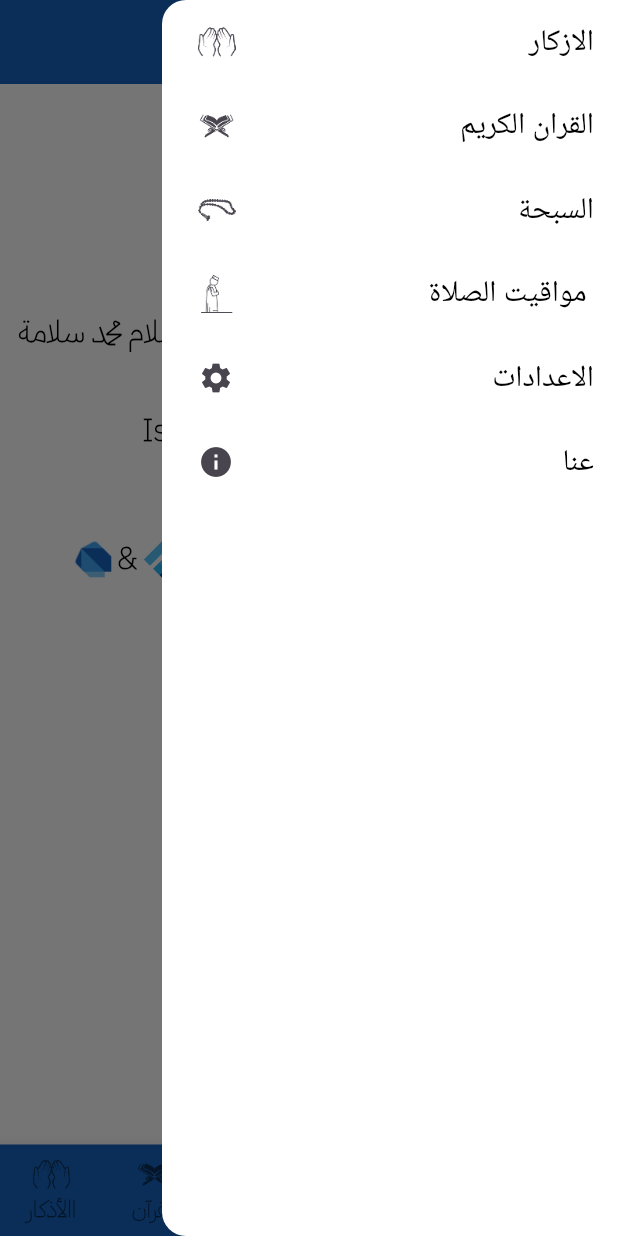
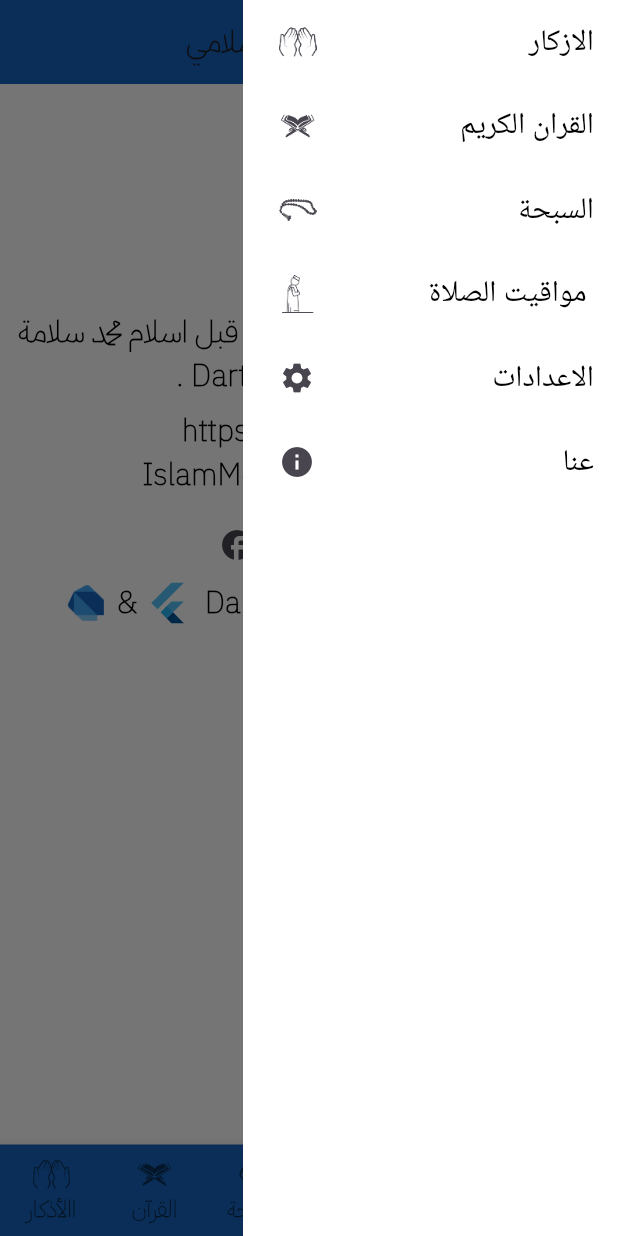
Before and after one commit to IslamMohammedSalama/Islamey, a Flutter app: the screen it shows after launch, item 6 of the bottom bar chosen, with the side drawer open, on a phone screen of 412 x 824 dp. Run offline on Flutter 3.47's test engine with Material 3 defaults, Android fonts, the phone set to English and light mode, and no system bars; our stand-ins replace flutter_colorpicker, scrollable_positioned_list, share_plus, shared_preferences; missing offline and left inert: flutter_settings_ui; network calls fail; Roboto replaces fonts that are missing (IBMPlexSansArabic-Bold).

```diff
--- a/lib/view/about.dart
+++ b/lib/view/about.dart
@@ -50,7 +50,7 @@ class _AboutPageState extends State<AboutPage> {
           },
         ),
         Text(
-          '''اسلامي \n اسلامي هو تطبيق تم تطويره من قبل اسلام محمد سلامة ''',
+          '''اسلامي \n اسلامي هو تطبيق تم تطويره من قبل اسلام محمد سلامة و باستخدام تقنية Flutter و بلغة Dart .''',
           style: TextStyle(
               color: text_color,
               fontFamily: "IBMPlexSansArabic-Thin",
@@ -117,7 +117,7 @@ class _AboutPageState extends State<AboutPage> {
           crossAxisAlignment: CrossAxisAlignment.center,
           children: [
             Image.asset("assets/icons/dart_icon.png",width: 30,height: 30),
-             Text("&",
+             Text(" & ",
               style :TextStyle(
                   fontFamily: "IBMPlexSansArabic-Thin",
                   fontSize: 20,
--- a/lib/view/customdrawer.dart
+++ b/lib/view/customdrawer.dart
@@ -12,6 +12,14 @@ class _CustomDrawerState extends State<CustomDrawer> {
   @override
   Widget build(BuildContext context) {
     return Drawer(
+      semanticLabel : "بسيلسيبل",
+      shape:const RoundedRectangleBorder(
+        borderRadius: BorderRadius.all(
+           Radius.circular(0),
+
+        )
+      ),
+      width: 250,
       backgroundColor: backgraundcolor,
       child: Directionality(
         textDirection: TextDirection.rtl,
@@ -20,6 +28,7 @@ class _CustomDrawerState extends State<CustomDrawer> {
             padding: EdgeInsets.zero,
             children: [
               ListTile(
+
                 trailing: const ImageIcon(
                 AssetImage(
                   'assets/icons/zkr.png',
--- a/lib/view/settings_page.dart
+++ b/lib/view/settings_page.dart
@@ -188,6 +188,10 @@ class _SettingPageState extends State<SettingPage> {
                     child: SingleChildScrollView(
                       child: Column(
                         children: [
+                          const Divider(
+
+                            thickness:2,
+                          ),
                           Text(
                             'حجم خط اللغة العربية:',
                             style: TextStyle(
@@ -267,7 +271,7 @@ class _SettingPageState extends State<SettingPage> {
                                   },
                                   child: const Text('حفظ')),
                             ],
-                          ),
+                          ),const Divider(thickness:2,),
                         ],
                       ),
                     ),
```
Also changed, not shown: lib/view/azhan.dart (+7 -12 lines), lib/view/azkar_page.dart (+3 -4 lines), lib/view/homepage.dart (+5 -7 lines).
